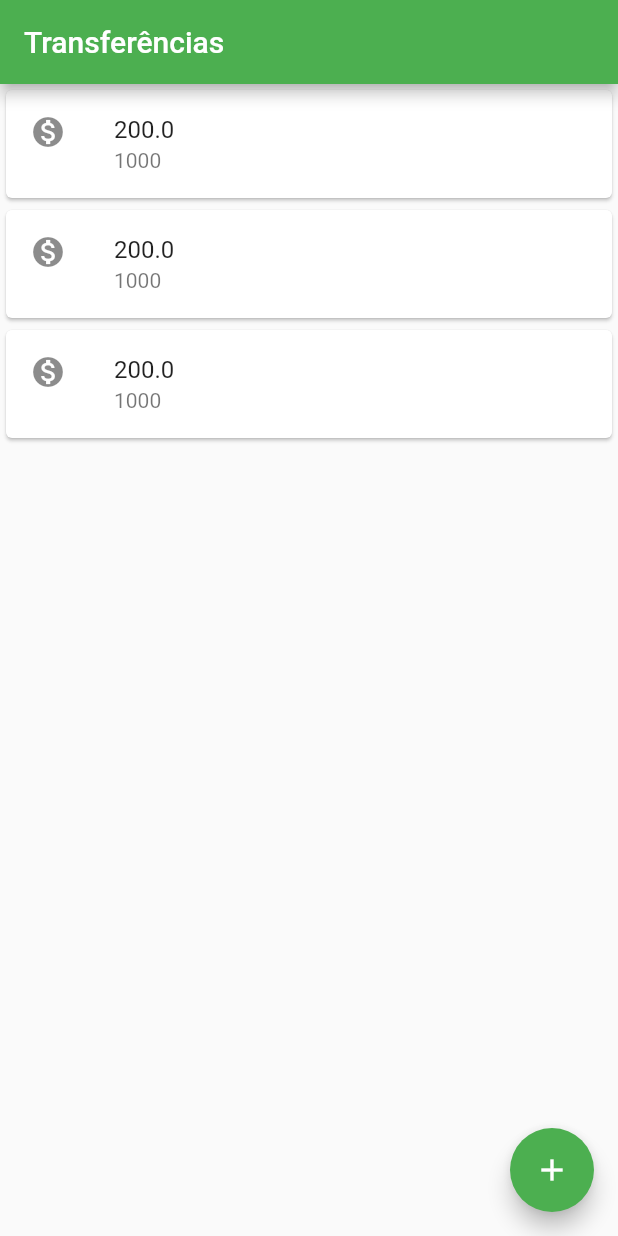
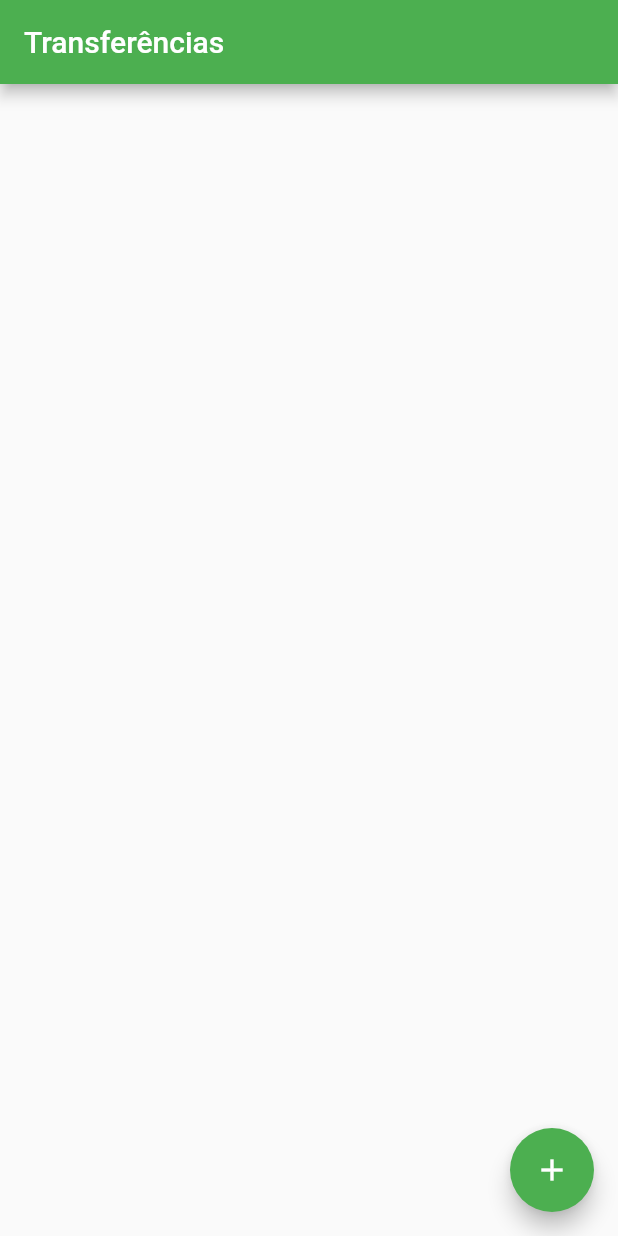
Before and after one commit to ronaldemanuel/bytebank, a Flutter app: the screen it shows after launch, on a phone screen of 412 x 824 dp. Run offline on Flutter 3.47's test engine with Material 2 defaults, Android fonts, the phone set to English and light mode, and no system bars.

Commit message:
list statefulWidget implemented and bug fix

```diff
--- a/lib/main.dart
+++ b/lib/main.dart
@@ -1,6 +1,5 @@
 import 'package:flutter/material.dart';
 import 'transfer_list.dart';
-import 'transfer_form.dart';
 
 void main() {
   runApp(ByteBankApp());
@@ -12,6 +11,7 @@ class ByteBankApp extends StatelessWidget {
   @override
   Widget build(BuildContext context) {
     return MaterialApp(
+      title: 'ByteBank',
       home: TransferList(),
       debugShowCheckedModeBanner: false,
     );
--- a/lib/transfer_list.dart
+++ b/lib/transfer_list.dart
@@ -1,14 +1,15 @@
 import 'package:bytebank/transfer_form.dart';
 import 'package:flutter/material.dart';
 
-class TransferList extends StatelessWidget {
+class TransferList extends StatefulWidget {
+  @override
+  _TransferListState createState() => _TransferListState();
+}
+
+class _TransferListState extends State<TransferList> {
   final List<Transfer> _transfers = [];
-
   @override
   Widget build(BuildContext context) {
-    _transfers.add(Transfer(200, 1000));
-    _transfers.add(Transfer(200, 1000));
-    _transfers.add(Transfer(200, 1000));
     return Scaffold(
       appBar: AppBar(
         title: Text('Transferências'),
@@ -23,21 +24,28 @@ class TransferList extends StatelessWidget {
       ),
       floatingActionButton: FloatingActionButton(
         onPressed: () {
-          final Future future = Navigator.push(context, MaterialPageRoute(
+          final Future<Transfer?> future =
+              Navigator.push(context, MaterialPageRoute(
             builder: (context) {
               return TransferForm();
             },
           ));
           future.then((transferRecived) {
             debugPrint('$transferRecived');
-            _transfers.add(transferRecived);
+            if (transferRecived != null) {
+              setState(() {
+                _transfers.add(transferRecived);
+              });
+            }
+            debugPrint('${_transfers.length}');
+            debugPrint('${_transfers[0]}');
           });
         },
         child: Icon(Icons.add),
         backgroundColor: Colors.green,
       ),
     );
-  } // O conteúdo do widget é imutável
+  }
 }
 
 class TransferItem extends StatelessWidget {
```
Also changed, not shown: lib/transfer_form.dart (+11 -2 lines).
